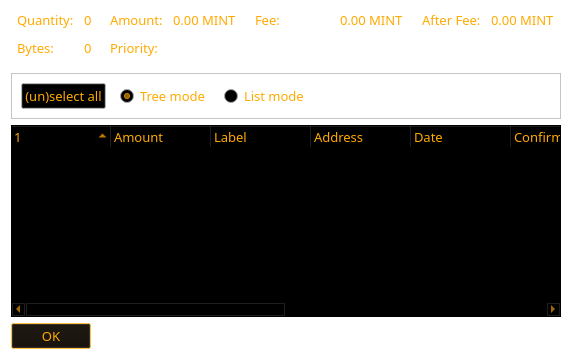
Above: src/qt/forms/coincontroldialog.ui from netcoinfoundation/netcoin before the change. Below: the same form after it.
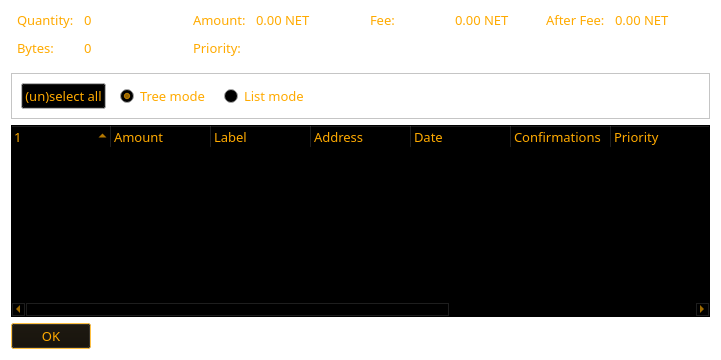
That is the form after the change. Icons and pictures are not drawn. Custom widgets are drawn as their Qt base class.

```diff
--- a/src/qt/forms/coincontroldialog.ui
+++ b/src/qt/forms/coincontroldialog.ui
@@ -6,7 +6,7 @@
    <rect>
     <x>0</x>
     <y>0</y>
-    <width>553</width>
+    <width>721</width>
     <height>360</height>
    </rect>
   </property>
@@ -3276,7 +3276,7 @@
           <enum>Qt::ActionsContextMenu</enum>
          </property>
          <property name="text">
-          <string>0.00 MINT</string>
+          <string>0.00 NET</string>
          </property>
          <property name="textInteractionFlags">
           <set>Qt::LinksAccessibleByMouse|Qt::TextSelectableByKeyboard|Qt::TextSelectableByMouse</set>
@@ -5148,7 +5148,7 @@
           <enum>Qt::ActionsContextMenu</enum>
          </property>
          <property name="text">
-          <string>0.00 MINT</string>
+          <string>0.00 NET</string>
          </property>
          <property name="textInteractionFlags">
           <set>Qt::LinksAccessibleByMouse|Qt::TextSelectableByKeyboard|Qt::TextSelectableByMouse</set>
@@ -7020,7 +7020,7 @@
           <enum>Qt::ActionsContextMenu</enum>
          </property>
          <property name="text">
-          <string>0.00 MINT</string>
+          <string>0.00 NET</string>
          </property>
          <property name="textInteractionFlags">
           <set>Qt::LinksAccessibleByMouse|Qt::TextSelectableByKeyboard|Qt::TextSelectableByMouse</set>
@@ -7951,7 +7951,7 @@
           <enum>Qt::ActionsContextMenu</enum>
          </property>
          <property name="text">
-          <string>0.00 MINT</string>
+          <string>0.00 NET</string>
          </property>
          <property name="textInteractionFlags">
           <set>Qt::LinksAccessibleByMouse|Qt::TextSelectableByKeyboard|Qt::TextSelectableByMouse</set>
```
